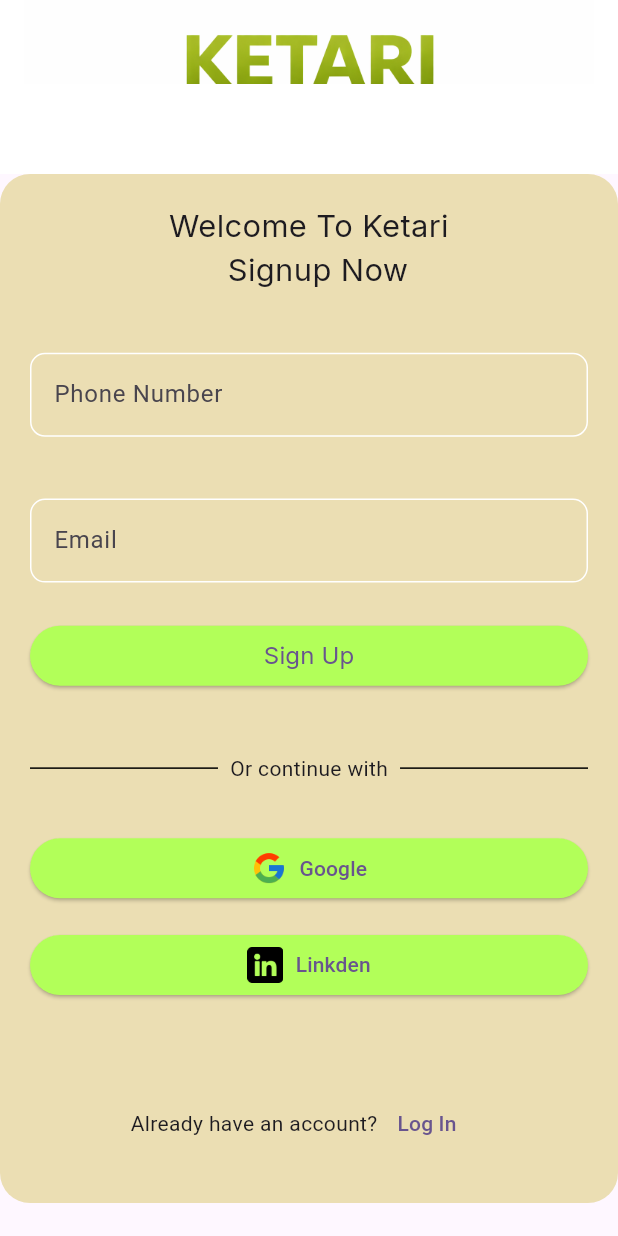
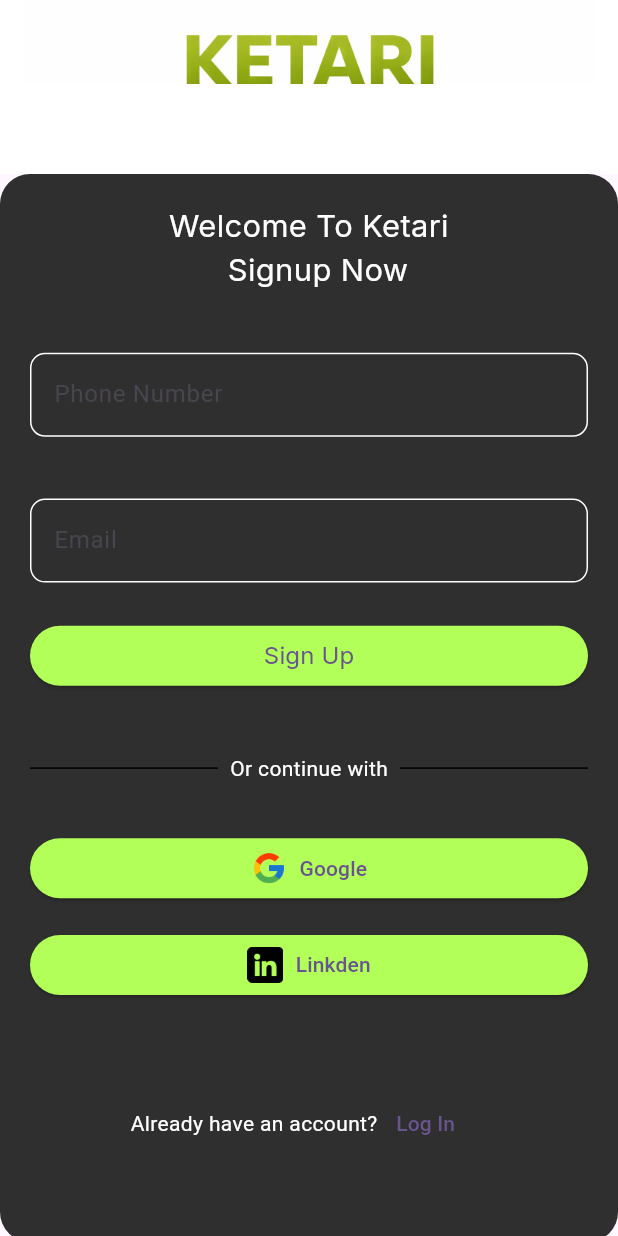
Before and after one commit to isru24/Ketari, a Flutter app: the screen it shows after launch, on a phone screen of 412 x 824 dp. Run offline on Flutter 3.47's test engine with Material 3 defaults, Android fonts, the phone set to English and light mode, and no system bars; our stand-ins replace device_preview, google_fonts.

Commit message:
modified:   Ketari-Front/ketari/lib/pages/signup.dart

```diff
--- a/Ketari-Front/ketari/lib/pages/signup.dart
+++ b/Ketari-Front/ketari/lib/pages/signup.dart
@@ -29,7 +29,7 @@ class Signup extends StatelessWidget {
         child: Container(
           decoration: BoxDecoration(
             borderRadius: BorderRadius.circular(20),
-            color: const Color.fromARGB(255, 235, 222, 179),
+            color: const Color.fromARGB(255, 48, 47, 47),
           ),
           child: Padding(
             padding: const EdgeInsets.all(20.0),
@@ -43,6 +43,7 @@ class Signup extends StatelessWidget {
                     'Inter',
                     fontSize: size.width * 0.05,
                     fontWeight: FontWeight.w400,
+                    color: Colors.white,
                   ),
                 ),
                 SizedBox(height: size.height * 0.05),
@@ -82,7 +83,10 @@ class Signup extends StatelessWidget {
                     Expanded(child: Divider(color: Colors.black)),
                     Padding(
                       padding: const EdgeInsets.all(8.0),
-                      child: Text('Or continue with'),
+                      child: Text(
+                        'Or continue with',
+                        style: TextStyle(color: Colors.white),
+                      ),
                     ),
                     Expanded(child: Divider(color: Colors.black)),
                   ],
@@ -136,10 +140,13 @@ class Signup extends StatelessWidget {
                   children: [
                     Padding(
                       padding: const EdgeInsets.only(left: 67),
-                      child: Text('Already have an account?'),
+                      child: Text(
+                        'Already have an account?',
+                        style: TextStyle(color: Colors.white),
+                      ),
                     ),
                     Padding(
-                      padding: const EdgeInsets.only(left: 1),
+                      padding: const EdgeInsets.only(left: 0.1),
                       child: TextButton(
                         onPressed: () {},
                         child: Text('Log In'),
@@ -147,7 +154,7 @@ class Signup extends StatelessWidget {
                     ),
                   ],
                 ),
-                SizedBox(height: 9),
+                SizedBox(height: 35),
               ],
             ),
           ),
```
